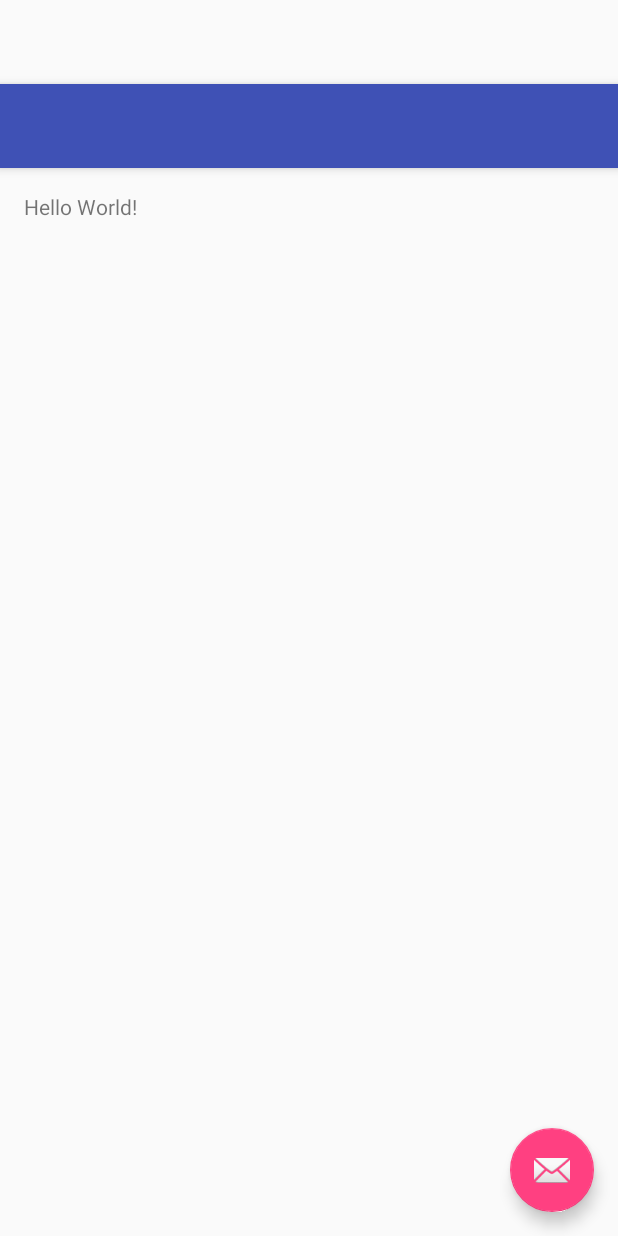
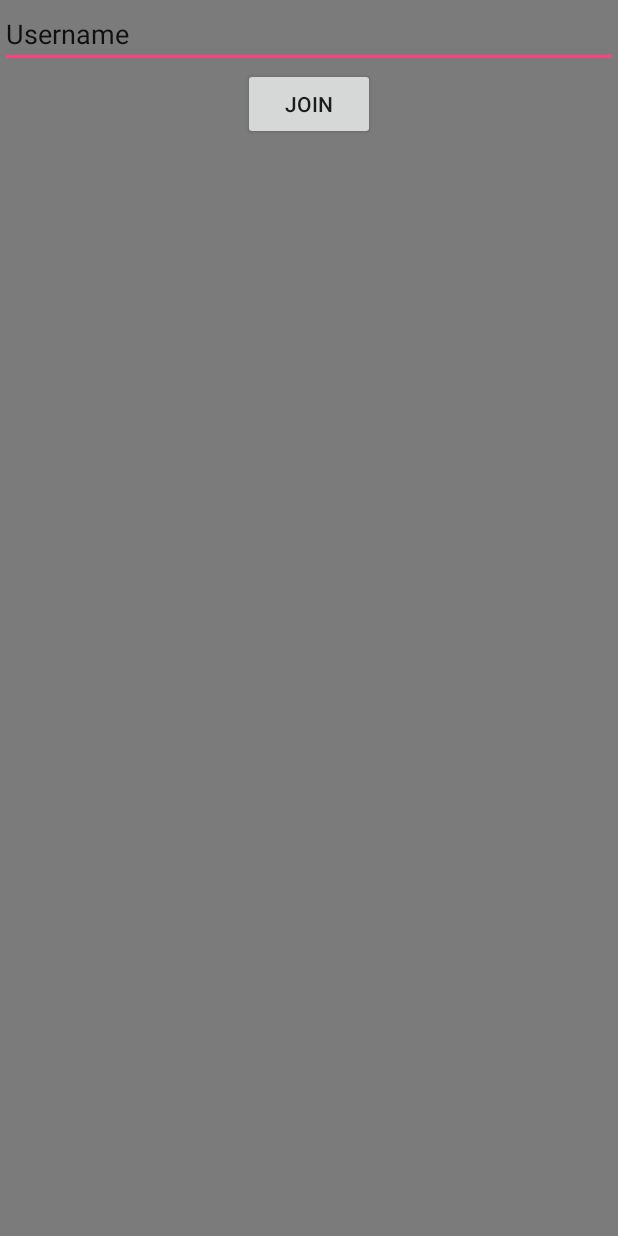
Before and after one commit to pgrath/hack2015, an Android app: the layout activity_main.xml on its own in the app's theme, with its tools: preview values and no code run, on a phone screen of 412 x 824 dp. Run offline under Robolectric (Android 15) with nearby library versions, the phone set to English and light mode, and no system bars.

Commit message:
UI Stuff

```diff
--- a/app/src/main/AndroidManifest.xml
+++ b/app/src/main/AndroidManifest.xml
@@ -1,6 +1,11 @@
 <?xml version="1.0" encoding="utf-8"?>
 <manifest xmlns:android="http://schemas.android.com/apk/res/android"
     package="com.example.pat.hack2015" >
+
+    <!-- To auto-complete the email text field in the login form with the user's emails -->
+    <uses-permission android:name="android.permission.GET_ACCOUNTS" />
+    <uses-permission android:name="android.permission.READ_PROFILE" />
+    <uses-permission android:name="android.permission.READ_CONTACTS" />
 
     <application
         android:allowBackup="true"
--- a/app/src/main/java/com/example/pat/hack2015/MainActivity.java
+++ b/app/src/main/java/com/example/pat/hack2015/MainActivity.java
@@ -15,19 +15,9 @@ public class MainActivity extends AppCompatActivity {
     protected void onCreate(Bundle savedInstanceState) {
         super.onCreate(savedInstanceState);
         setContentView(R.layout.activity_main);
-        Toolbar toolbar = (Toolbar) findViewById(R.id.toolbar);
-        setSupportActionBar(toolbar);
 
-        FloatingActionButton fab = (FloatingActionButton) findViewById(R.id.fab);
-        fab.setOnClickListener(new View.OnClickListener() {
-            @Override
-            public void onClick(View view) {
-                Snackbar.make(view, "Replace with your own action", Snackbar.LENGTH_LONG)
-                        .setAction("Action", null).show();
-            }
-        });
     }
-//work
+
     @Override
     public boolean onCreateOptionsMenu(Menu menu) {
         // Inflate the menu; this adds items to the action bar if it is present.
--- a/app/src/main/res/layout/activity_main.xml
+++ b/app/src/main/res/layout/activity_main.xml
@@ -1,25 +1,30 @@
-<?xml version="1.0" encoding="utf-8"?>
-<android.support.design.widget.CoordinatorLayout
-    xmlns:android="http://schemas.android.com/apk/res/android"
-    xmlns:app="http://schemas.android.com/apk/res-auto"
-    xmlns:tools="http://schemas.android.com/tools" android:layout_width="match_parent"
-    android:layout_height="match_parent" android:fitsSystemWindows="true"
-    tools:context=".MainActivity">
+<LinearLayout xmlns:android="http://schemas.android.com/apk/res/android"
+    xmlns:tools="http://schemas.android.com/tools"
+    android:layout_width="match_parent"
+    android:layout_height="match_parent"
+    android:orientation="vertical"
+    android:weightSum="1"
+    android:background="#7c7b7b">
 
-    <android.support.design.widget.AppBarLayout android:layout_height="wrap_content"
-        android:layout_width="match_parent" android:theme="@style/AppTheme.AppBarOverlay">
+    <!-- Spacing and horizontal rule (line) to separate Button from TextView -->
 
-        <android.support.v7.widget.Toolbar android:id="@+id/toolbar"
-            android:layout_width="match_parent" android:layout_height="?attr/actionBarSize"
-            android:background="?attr/colorPrimary" app:popupTheme="@style/AppTheme.PopupOverlay" />
+    <LinearLayout android:layout_width="match_parent"
+        android:layout_height="wrap_content">
+        android:orientation="vertical"
+        android:layout_width="match_parent"
+        android:layout_height="wrap_content"></LinearLayout>
 
-    </android.support.design.widget.AppBarLayout>
+    <EditText
+        android:layout_width="match_parent"
+        android:layout_height="wrap_content"
+        android:id="@+id/editText"
+        android:text="Username" />
 
-    <include layout="@layout/content_main" />
+    <Button
+        android:layout_width="wrap_content"
+        android:layout_height="wrap_content"
+        android:text="Join"
+        android:id="@+id/button"
+        android:layout_gravity="center_horizontal" />
 
-    <android.support.design.widget.FloatingActionButton android:id="@+id/fab"
-        android:layout_width="wrap_content" android:layout_height="wrap_content"
-        android:layout_gravity="bottom|end" android:layout_margin="@dimen/fab_margin"
-        android:src="@android:drawable/ic_dialog_email" />
-
-</android.support.design.widget.CoordinatorLayout>
+</LinearLayout>
--- a/app/src/main/res/values/strings.xml
+++ b/app/src/main/res/values/strings.xml
@@ -1,4 +1,7 @@
 <resources>
     <string name="app_name">Hack2015</string>
     <string name="action_settings">Settings</string>
+
+
+
 </resources>
```
Also changed, not shown: app/src/main/ic_launcher-web.png (added), app/src/main/res/mipmap-hdpi/ic_launcher.png, app/src/main/res/mipmap-mdpi/ic_launcher.png, app/src/main/res/mipmap-xhdpi/ic_launcher.png, app/src/main/res/mipmap-xxhdpi/ic_launcher.png, app/src/main/res/mipmap-xxxhdpi/ic_launcher.png, 1 other file.
